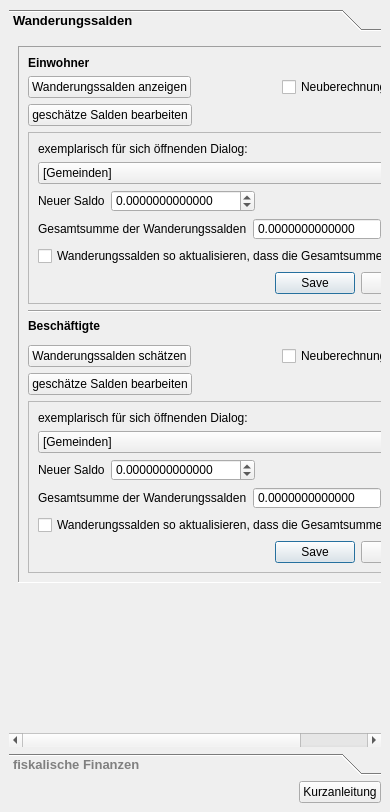
projektcheck/ProjektCheck-QGIS, file projektcheck/ui/ProjektCheck_dockwidget_analysis_07-KSt.ui: the form before one commit.
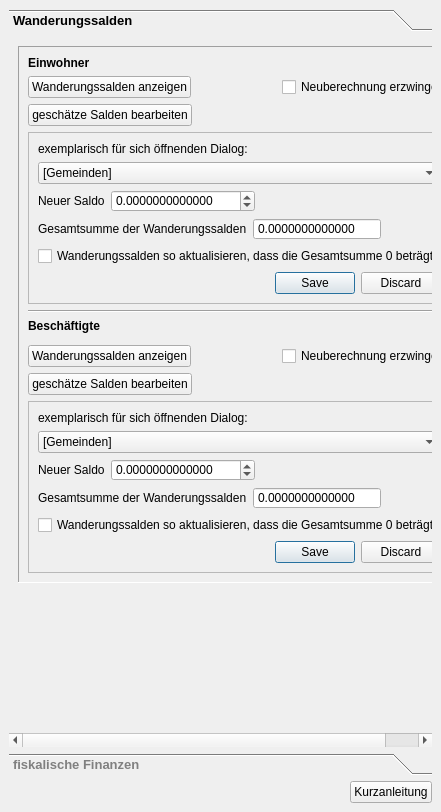
The form after the commit. Icons and pictures are not drawn.

Commit message: finished switching some visibility-buttons to recalculate-checkboxes

The edit to the form file:
```diff
--- a/projektcheck/ui/ProjektCheck_dockwidget_analysis_07-KSt.ui
+++ b/projektcheck/ui/ProjektCheck_dockwidget_analysis_07-KSt.ui
@@ -6,7 +6,7 @@
    <rect>
     <x>0</x>
     <y>0</y>
-    <width>390</width>
+    <width>441</width>
     <height>812</height>
    </rect>
   </property>
@@ -67,8 +67,8 @@
         <rect>
          <x>0</x>
          <y>0</y>
-         <width>416</width>
-         <height>669</height>
+         <width>423</width>
+         <height>686</height>
         </rect>
        </property>
        <attribute name="label">
@@ -96,8 +96,21 @@
           <property name="frameShadow">
            <enum>QFrame::Sunken</enum>
           </property>
-          <layout class="QGridLayout" name="gridLayout_2">
-           <item row="3" column="0" colspan="4">
+          <layout class="QVBoxLayout" name="verticalLayout_4">
+           <item>
+            <widget class="QLabel" name="label_5">
+             <property name="font">
+              <font>
+               <weight>75</weight>
+               <bold>true</bold>
+              </font>
+             </property>
+             <property name="text">
+              <string>Einwohner</string>
+             </property>
+            </widget>
+           </item>
+           <item>
             <layout class="QHBoxLayout" name="horizontalLayout_3">
              <property name="topMargin">
               <number>0</number>
@@ -141,59 +154,15 @@
              </item>
             </layout>
            </item>
-           <item row="4" column="0">
+           <item>
             <widget class="QPushButton" name="pushButton_43">
-             <property name="text">
-              <string>geschätze Salden bearbeiten</string>
+             <property name="sizePolicy">
+              <sizepolicy hsizetype="Fixed" vsizetype="Fixed">
+               <horstretch>0</horstretch>
+               <verstretch>0</verstretch>
+              </sizepolicy>
              </property>
-             <property name="icon">
-              <iconset>
-               <normaloff>../../images/iconset_mob/20190619_iconset_mob_edit_statistics_1.png</normaloff>../../images/iconset_mob/20190619_iconset_mob_edit_statistics_1.png</iconset>
-             </property>
-             <property name="checkable">
-              <bool>true</bool>
-             </property>
-            </widget>
-           </item>
-           <item row="6" column="0" colspan="4">
-            <widget class="Line" name="line">
-             <property name="frameShadow">
-              <enum>QFrame::Sunken</enum>
-             </property>
-             <property name="orientation">
-              <enum>Qt::Horizontal</enum>
-             </property>
-            </widget>
-           </item>
-           <item row="7" column="0">
-            <widget class="QLabel" name="label_6">
-             <property name="font">
-              <font>
-               <weight>75</weight>
-               <bold>true</bold>
-              </font>
-             </property>
              <property name="text">
-              <string>Beschäftigte</string>
-             </property>
-            </widget>
-           </item>
-           <item row="0" column="0">
-            <widget class="QLabel" name="label_5">
-             <property name="font">
-              <font>
-               <weight>75</weight>
-               <bold>true</bold>
-              </font>
-             </property>
-             <property name="text">
-              <string>Einwohner</string>
-             </property>
-            </widget>
-           </item>
-           <item row="10" column="0">
-            <widget class="QPushButton" name="pushButton_45">
-             <property name="text">
               <string>geschätze Salden bearbeiten</string>
              </property>
              <property name="icon">
@@ -205,7 +174,7 @@
              </property>
             </widget>
            </item>
-           <item row="5" column="0" colspan="4">
+           <item>
             <widget class="QFrame" name="frame_3">
              <property name="enabled">
               <bool>true</bool>
@@ -307,6 +276,9 @@
                   <property name="text">
                    <string>Gesamtsumme der Wanderungssalden</string>
                   </property>
+                  <property name="wordWrap">
+                   <bool>false</bool>
+                  </property>
                  </widget>
                 </item>
                 <item>
@@ -357,6 +329,9 @@
                 <property name="text">
                  <string>Wanderungssalden so aktualisieren, dass die Gesamtsumme 0 beträgt</string>
                 </property>
+                <property name="tristate">
+                 <bool>false</bool>
+                </property>
                </widget>
               </item>
               <item>
@@ -369,7 +344,91 @@
              </layout>
             </widget>
            </item>
-           <item row="11" column="0" colspan="4">
+           <item>
+            <widget class="Line" name="line">
+             <property name="frameShadow">
+              <enum>QFrame::Sunken</enum>
+             </property>
+             <property name="orientation">
+              <enum>Qt::Horizontal</enum>
+             </property>
+            </widget>
+           </item>
+           <item>
+            <widget class="QLabel" name="label_6">
+             <property name="font">
+              <font>
+               <weight>75</weight>
+               <bold>true</bold>
+              </font>
+             </property>
+             <property name="text">
+              <string>Beschäftigte</string>
+             </property>
+            </widget>
+           </item>
+           <item>
+            <layout class="QHBoxLayout" name="horizontalLayout_4">
+             <property name="topMargin">
+              <number>6</number>
+             </property>
+             <item>
+              <widget class="QPushButton" name="pushButton_44">
+               <property name="text">
+                <string>Wanderungssalden anzeigen</string>
+               </property>
+               <property name="icon">
+                <iconset>
+                 <normaloff>../../images/iconset_mob/20190619_iconset_mob_calculate_statistics_1.png</normaloff>../../images/iconset_mob/20190619_iconset_mob_calculate_statistics_1.png</iconset>
+               </property>
+              </widget>
+             </item>
+             <item>
+              <spacer name="horizontalSpacer_2">
+               <property name="orientation">
+                <enum>Qt::Horizontal</enum>
+               </property>
+               <property name="sizeHint" stdset="0">
+                <size>
+                 <width>40</width>
+                 <height>20</height>
+                </size>
+               </property>
+              </spacer>
+             </item>
+             <item>
+              <widget class="QCheckBox" name="checkBox_24">
+               <property name="layoutDirection">
+                <enum>Qt::LeftToRight</enum>
+               </property>
+               <property name="text">
+                <string>Neuberechnung erzwingen</string>
+               </property>
+              </widget>
+             </item>
+            </layout>
+           </item>
+           <item>
+            <widget class="QPushButton" name="pushButton_45">
+             <property name="sizePolicy">
+              <sizepolicy hsizetype="Fixed" vsizetype="Fixed">
+               <horstretch>0</horstretch>
+               <verstretch>0</verstretch>
+              </sizepolicy>
+             </property>
+             <property name="text">
+              <string>geschätze Salden bearbeiten</string>
+             </property>
+             <property name="icon">
+              <iconset>
+               <normaloff>../../images/iconset_mob/20190619_iconset_mob_edit_statistics_1.png</normaloff>../../images/iconset_mob/20190619_iconset_mob_edit_statistics_1.png</iconset>
+             </property>
+             <property name="checkable">
+              <bool>true</bool>
+             </property>
+            </widget>
+           </item>
+           <item>
             <widget class="QFrame" name="frame_4">
              <property name="frameShape">
               <enum>QFrame::StyledPanel</enum>
@@ -465,6 +524,9 @@
                   <property name="text">
                    <string>Gesamtsumme der Wanderungssalden</string>
                   </property>
+                  <property name="wordWrap">
+                   <bool>false</bool>
+                  </property>
                  </widget>
                 </item>
                 <item>
@@ -527,47 +589,6 @@
              </layout>
             </widget>
            </item>
-           <item row="9" column="0" colspan="4">
-            <layout class="QHBoxLayout" name="horizontalLayout_4">
-             <property name="topMargin">
-              <number>6</number>
-             </property>
-             <item>
-              <widget class="QPushButton" name="pushButton_44">
-               <property name="text">
-                <string>Wanderungssalden schätzen</string>
-               </property>
-               <property name="icon">
-                <iconset>
-                 <normaloff>../../images/iconset_mob/20190619_iconset_mob_calculate_statistics_1.png</normaloff>../../images/iconset_mob/20190619_iconset_mob_calculate_statistics_1.png</iconset>
-               </property>
-              </widget>
-             </item>
-             <item>
-              <spacer name="horizontalSpacer_2">
-               <property name="orientation">
-                <enum>Qt::Horizontal</enum>
-               </property>
-               <property name="sizeHint" stdset="0">
-                <size>
-                 <width>40</width>
-                 <height>20</height>
-                </size>
-               </property>
-              </spacer>
-             </item>
-             <item>
-              <widget class="QCheckBox" name="checkBox_24">
-               <property name="layoutDirection">
-                <enum>Qt::LeftToRight</enum>
-               </property>
-               <property name="text">
-                <string>Neuberechnung erzwingen</string>
-               </property>
-              </widget>
-             </item>
-            </layout>
-           </item>
           </layout>
          </widget>
         </item>
@@ -578,7 +599,7 @@
         <rect>
          <x>0</x>
          <y>0</y>
-         <width>372</width>
+         <width>423</width>
          <height>686</height>
         </rect>
        </property>
@@ -677,7 +698,7 @@
                <rect>
                 <x>0</x>
                 <y>0</y>
-                <width>332</width>
+                <width>383</width>
                 <height>69</height>
                </rect>
               </property>
@@ -843,7 +864,7 @@
                   <rect>
                    <x>0</x>
                    <y>0</y>
-                   <width>314</width>
+                   <width>365</width>
                    <height>69</height>
                   </rect>
                  </property>
```
The commit also changes 1 other file.
